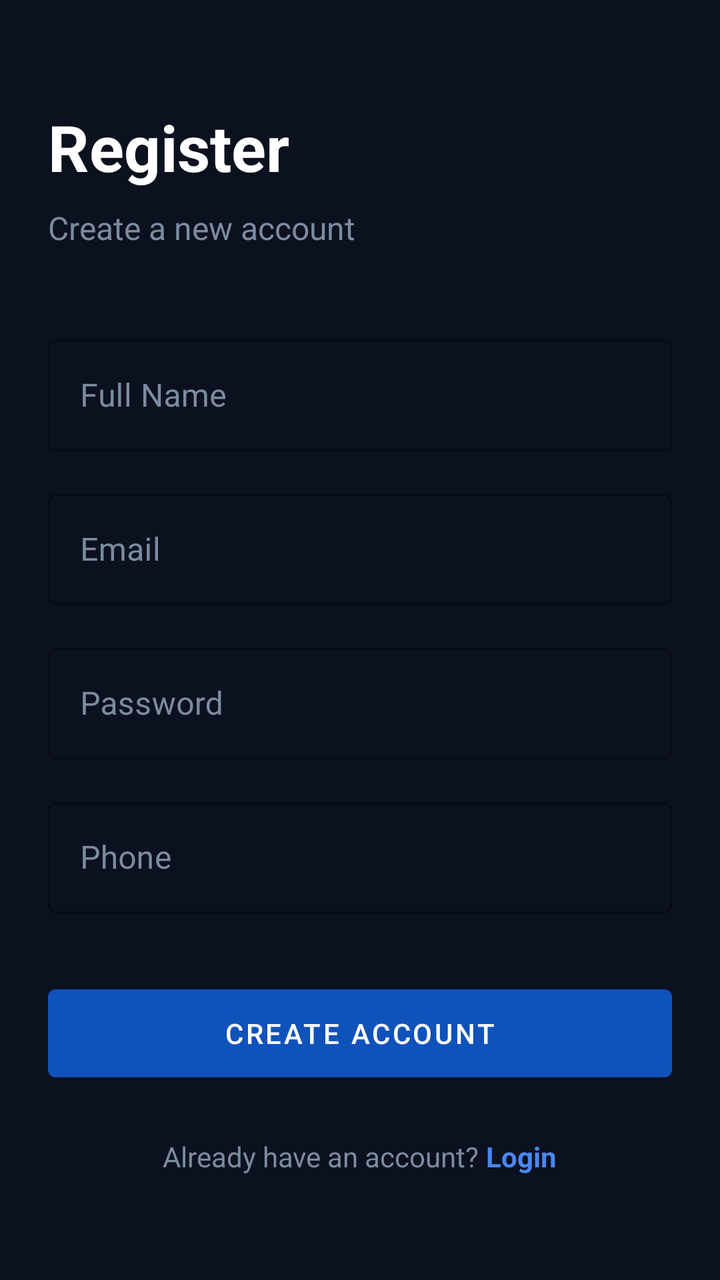
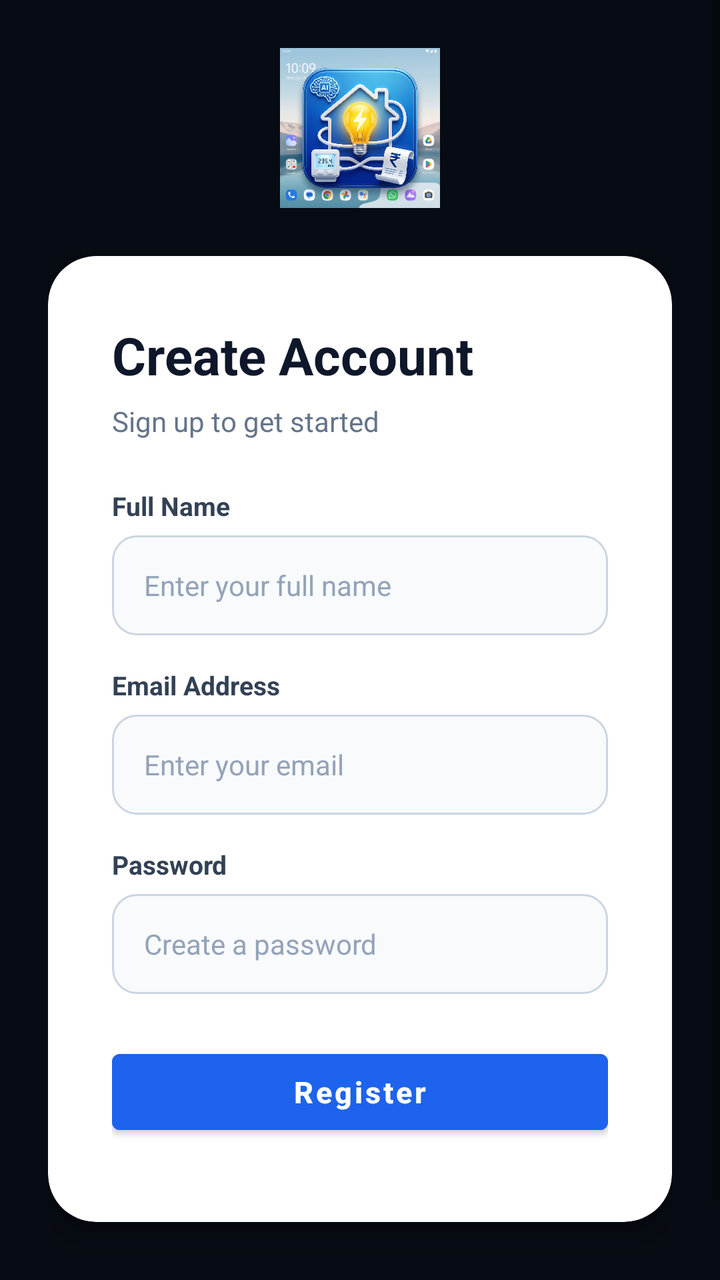

Two renders of the same Android screen: before a commit and after it. Below are the layout's source before the change and the commit's diff.
<!-- AndroidManifest.xml: activity theme Theme.SmartElectricity.NoActionBar -->
<!-- res/layout/activity_register.xml -->
<?xml version="1.0" encoding="utf-8"?>
<LinearLayout xmlns:android="http://schemas.android.com/apk/res/android"
    android:layout_width="match_parent"
    android:layout_height="match_parent"
    android:orientation="vertical"
    android:background="@color/bg_dark"
    android:padding="24dp"
    android:gravity="center_vertical">

    <TextView
        android:layout_width="wrap_content"
        android:layout_height="wrap_content"
        android:text="Register"
        android:textColor="@color/text_white"
        android:textSize="32sp"
        android:textStyle="bold" />

    <TextView
        android:layout_width="wrap_content"
        android:layout_height="wrap_content"
        android:text="Create a new account"
        android:textColor="@color/text_muted"
        android:textSize="16sp"
        android:layout_marginTop="8dp"
        android:layout_marginBottom="40dp" />

    <com.google.android.material.textfield.TextInputLayout
        android:layout_width="match_parent"
        android:layout_height="wrap_content"
        android:hint="Full Name"
        android:textColorHint="@color/text_muted"
        style="@style/Widget.MaterialComponents.TextInputLayout.OutlinedBox"
        android:layout_marginBottom="16dp">

        <com.google.android.material.textfield.TextInputEditText
            android:id="@+id/et_register_name"
            android:layout_width="match_parent"
            android:layout_height="wrap_content"
            android:textColor="@color/text_white"
            android:inputType="textPersonName" />
    </com.google.android.material.textfield.TextInputLayout>

    <com.google.android.material.textfield.TextInputLayout
        android:layout_width="match_parent"
        android:layout_height="wrap_content"
        android:hint="Email"
        android:textColorHint="@color/text_muted"
        style="@style/Widget.MaterialComponents.TextInputLayout.OutlinedBox"
        android:layout_marginBottom="16dp">

        <com.google.android.material.textfield.TextInputEditText
            android:id="@+id/et_register_email"
            android:layout_width="match_parent"
            android:layout_height="wrap_content"
            android:textColor="@color/text_white"
            android:inputType="textEmailAddress" />
    </com.google.android.material.textfield.TextInputLayout>

    <com.google.android.material.textfield.TextInputLayout
        android:layout_width="match_parent"
        android:layout_height="wrap_content"
        android:hint="Password"
        android:textColorHint="@color/text_muted"
        style="@style/Widget.MaterialComponents.TextInputLayout.OutlinedBox"
        android:layout_marginBottom="16dp">

        <com.google.android.material.textfield.TextInputEditText
            android:id="@+id/et_register_password"
            android:layout_width="match_parent"
            android:layout_height="wrap_content"
            android:textColor="@color/text_white"
            android:inputType="textPassword" />
    </com.google.android.material.textfield.TextInputLayout>

    <com.google.android.material.textfield.TextInputLayout
        android:layout_width="match_parent"
        android:layout_height="wrap_content"
        android:hint="Phone"
        android:textColorHint="@color/text_muted"
        style="@style/Widget.MaterialComponents.TextInputLayout.OutlinedBox"
        android:layout_marginBottom="32dp">

        <com.google.android.material.textfield.TextInputEditText
            android:id="@+id/et_register_phone"
            android:layout_width="match_parent"
            android:layout_height="wrap_content"
            android:textColor="@color/text_white"
            android:inputType="phone" />
    </com.google.android.material.textfield.TextInputLayout>

    <Button
        android:id="@+id/btn_register"
        android:layout_width="match_parent"
        android:layout_height="56dp"
        android:text="Create Account"
        android:backgroundTint="@color/primary"
        android:textColor="@color/text_white"
        android:layout_marginBottom="24dp" />

    <LinearLayout
        android:layout_width="wrap_content"
        android:layout_height="wrap_content"
        android:orientation="horizontal"
        android:layout_gravity="center">

        <TextView
            android:layout_width="wrap_content"
            android:layout_height="wrap_content"
            android:text="Already have an account? "
            android:textColor="@color/text_muted" />

        <TextView
            android:id="@+id/tv_login_back"
            android:layout_width="wrap_content"
            android:layout_height="wrap_content"
            android:text="Login"
            android:textColor="@color/primary_light"
            android:textStyle="bold" />
    </LinearLayout>

</LinearLayout>
<!-- resources referenced by this layout -->
<resources>
  <color name="bg_dark">#0B111E</color>
  <color name="primary">#0F52BA</color>
  <color name="primary_light">#4B86F0</color>
  <color name="text_muted">#7C8BA1</color>
  <color name="text_white">#FFFFFF</color>
  <style name="Theme.SmartElectricity.NoActionBar" parent="Theme.MaterialComponents.DayNight.NoActionBar">
          <item name="colorPrimary">@color/primary</item>
          <item name="colorPrimaryVariant">@color/primary_light</item>
          <item name="colorSecondary">@color/accent</item>
          <item name="android:windowBackground">@color/bg_dark</item>
      </style>
  <color name="accent">#00E5FF</color>
</resources>

<!-- the commit's change to res/layout/activity_register.xml (unified diff, before → after) -->
@@ -1,121 +1,148 @@
 <?xml version="1.0" encoding="utf-8"?>
-<LinearLayout xmlns:android="http://schemas.android.com/apk/res/android"
+<ScrollView xmlns:android="http://schemas.android.com/apk/res/android"
+    xmlns:app="http://schemas.android.com/apk/res-auto"
     android:layout_width="match_parent"
     android:layout_height="match_parent"
-    android:orientation="vertical"
-    android:background="@color/bg_dark"
-    android:padding="24dp"
-    android:gravity="center_vertical">
+    android:fillViewport="true"
+    android:background="#070B13">
 
-    <TextView
-        android:layout_width="wrap_content"
-        android:layout_height="wrap_content"
-        android:text="Register"
-        android:textColor="@color/text_white"
-        android:textSize="32sp"
-        android:textStyle="bold" />
-
-    <TextView
-        android:layout_width="wrap_content"
-        android:layout_height="wrap_content"
-        android:text="Create a new account"
-        android:textColor="@color/text_muted"
-        android:textSize="16sp"
-        android:layout_marginTop="8dp"
-        android:layout_marginBottom="40dp" />
-
-    <com.google.android.material.textfield.TextInputLayout
+    <LinearLayout
         android:layout_width="match_parent"
         android:layout_height="wrap_content"
-        android:hint="Full Name"
-        android:textColorHint="@color/text_muted"
-        style="@style/Widget.MaterialComponents.TextInputLayout.OutlinedBox"
-        android:layout_marginBottom="16dp">
+        android:orientation="vertical"
+        android:gravity="center"
+        android:padding="24dp">
 
-        <com.google.android.material.textfield.TextInputEditText
-            android:id="@+id/et_register_name"
+        <ImageView
+            android:layout_width="80dp"
+            android:layout_height="80dp"
+            android:src="@drawable/app_logo"
+            android:layout_marginBottom="24dp" />
+
+        <androidx.cardview.widget.CardView
             android:layout_width="match_parent"
             android:layout_height="wrap_content"
-            android:textColor="@color/text_white"
-            android:inputType="textPersonName" />
-    </com.google.android.material.textfield.TextInputLayout>
+            app:cardCornerRadius="24dp"
+            app:cardBackgroundColor="#FFFFFF"
+            app:cardElevation="8dp"
+            android:layout_marginBottom="16dp">
 
-    <com.google.android.material.textfield.TextInputLayout
-        android:layout_width="match_parent"
-        android:layout_height="wrap_content"
-        android:hint="Email"
-        android:textColorHint="@color/text_muted"
-        style="@style/Widget.MaterialComponents.TextInputLayout.OutlinedBox"
-        android:layout_marginBottom="16dp">
+            <LinearLayout
+                android:layout_width="match_parent"
+                android:layout_height="wrap_content"
+                android:orientation="vertical"
+                android:padding="32dp">
 
-        <com.google.android.material.textfield.TextInputEditText
-            android:id="@+id/et_register_email"
-            android:layout_width="match_parent"
-            android:layout_height="wrap_content"
-            android:textColor="@color/text_white"
-            android:inputType="textEmailAddress" />
-    </com.google.android.material.textfield.TextInputLayout>
+                <TextView
+                    android:layout_width="wrap_content"
+                    android:layout_height="wrap_content"
+                    android:text="Create Account"
+                    android:textColor="#0F172A"
+                    android:textSize="26sp"
+                    android:textStyle="bold"
+                    android:layout_marginBottom="6dp" />
 
-    <com.google.android.material.textfield.TextInputLayout
-        android:layout_width="match_parent"
-        android:layout_height="wrap_content"
-        android:hint="Password"
-        android:textColorHint="@color/text_muted"
-        style="@style/Widget.MaterialComponents.TextInputLayout.OutlinedBox"
-        android:layout_marginBottom="16dp">
+                <TextView
+                    android:layout_width="wrap_content"
+                    android:layout_height="wrap_content"
+                    android:text="Sign up to get started"
+                    android:textColor="#64748B"
+                    android:textSize="14sp"
+                    android:layout_marginBottom="24dp" />
 
-        <com.google.android.material.textfield.TextInputEditText
-            android:id="@+id/et_register_password"
-            android:layout_width="match_parent"
-            android:layout_height="wrap_content"
-            android:textColor="@color/text_white"
-            android:inputType="textPassword" />
-    </com.google.android.material.textfield.TextInputLayout>
+                <TextView
+                    android:layout_width="wrap_content"
+                    android:layout_height="wrap_content"
+                    android:text="Full Name"
+                    android:textColor="#334155"
+                    android:textSize="13sp"
+                    android:textStyle="bold"
+                    android:layout_marginBottom="6dp" />
 
-    <com.google.android.material.textfield.TextInputLayout
-        android:layout_width="match_parent"
-        android:layout_height="wrap_content"
-        android:hint="Phone"
-        android:textColorHint="@color/text_muted"
-        style="@style/Widget.MaterialComponents.TextInputLayout.OutlinedBox"
-        android:layout_marginBottom="32dp">
+                <EditText
+                    android:id="@+id/etRegUsername"
+                    android:layout_width="match_parent"
+                    android:layout_height="50dp"
+                    android:background="@drawable/edittext_web_bg"
+                    android:hint="Enter your full name"
+                    android:textColorHint="#94A3B8"
+                    android:textColor="#0F172A"
+                    android:paddingStart="16dp"
+                    android:paddingEnd="16dp"
+                    android:layout_marginBottom="16dp"
+                    android:inputType="textPersonName"
+                    android:textSize="14sp" />
 
-        <com.google.android.material.textfield.TextInputEditText
-            android:id="@+id/et_register_phone"
-            android:layout_width="match_parent"
-            android:layout_height="wrap_content"
-            android:textColor="@color/text_white"
-            android:inputType="phone" />
-    </com.google.android.material.textfield.TextInputLayout>
+                <TextView
+                    android:layout_width="wrap_content"
+                    android:layout_height="wrap_content"
+                    android:text="Email Address"
+                    android:textColor="#334155"
+                    android:textSize="13sp"
+                    android:textStyle="bold"
+                    android:layout_marginBottom="6dp" />
 
-    <Button
-        android:id="@+id/btn_register"
-        android:layout_width="match_parent"
-        android:layout_height="56dp"
-        android:text="Create Account"
-        android:backgroundTint="@color/primary"
-        android:textColor="@color/text_white"
-        android:layout_marginBottom="24dp" />
+                <EditText
+                    android:id="@+id/etRegEmail"
+                    android:layout_width="match_parent"
+                    android:layout_height="50dp"
+                    android:background="@drawable/edittext_web_bg"
+                    android:hint="Enter your email"
+                    android:textColorHint="#94A3B8"
+                    android:textColor="#0F172A"
+                    android:paddingStart="16dp"
+                    android:paddingEnd="16dp"
+                    android:layout_marginBottom="16dp"
+                    android:inputType="textEmailAddress"
+                    android:textSize="14sp" />
 
-    <LinearLayout
-        android:layout_width="wrap_content"
-        android:layout_height="wrap_content"
-        android:orientation="horizontal"
-        android:layout_gravity="center">
+                <TextView
+                    android:layout_width="wrap_content"
+                    android:layout_height="wrap_content"
+                    android:text="Password"
+                    android:textColor="#334155"
+                    android:textSize="13sp"
+                    android:textStyle="bold"
+                    android:layout_marginBottom="6dp" />
+
+                <EditText
+                    android:id="@+id/etRegPassword"
+                    android:layout_width="match_parent"
+                    android:layout_height="50dp"
+                    android:background="@drawable/edittext_web_bg"
+                    android:hint="Create a password"
+                    android:textColorHint="#94A3B8"
+                    android:textColor="#0F172A"
+                    android:paddingStart="16dp"
+                    android:paddingEnd="16dp"
+                    android:layout_marginBottom="24dp"
+                    android:inputType="textPassword"
+                    android:textSize="14sp" />
+
+                <Button
+                    android:id="@+id/btnRegister"
+                    android:layout_width="match_parent"
+                    android:layout_height="50dp"
+                    android:text="Register"
+                    android:textAllCaps="false"
+                    android:backgroundTint="#1D63ED"
+                    android:textColor="#FFFFFF"
+                    android:textSize="15sp"
+                    android:textStyle="bold"
+                    android:layout_marginBottom="8dp" />
+
+            </LinearLayout>
+        </androidx.cardview.widget.CardView>
 
         <TextView
+            android:id="@+id/tvLogin"
             android:layout_width="wrap_content"
             android:layout_height="wrap_content"
-            android:text="Already have an account? "
-            android:textColor="@color/text_muted" />
+            android:text="Already have an account? Login"
+            android:textColor="#1D63ED"
+            android:textSize="14sp"
+            android:layout_marginTop="12dp"
+            android:textStyle="bold" />
 
-        <TextView
-            android:id="@+id/tv_login_back"
-            android:layout_width="wrap_content"
-            android:layout_height="wrap_content"
-            android:text="Login"
-            android:textColor="@color/primary_light"
-            android:textStyle="bold" />
     </LinearLayout>
-
-</LinearLayout>
+</ScrollView>
<!-- resource entries referenced after the edit -->
@@ -1,10 +1,18 @@
 <!-- resources referenced by this layout -->
 <resources>
+  <!-- drawable app_logo: jpg bitmap (drawable, 616351 bytes) -->
+  <!-- drawable edittext_web_bg (drawable) -->
+  <?xml version="1.0" encoding="utf-8"?>
+  <shape xmlns:android="http://schemas.android.com/apk/res/android">
+      <solid android:color="#F8FAFC" />
+      <corners android:radius="12dp" />
+      <stroke
+          android:width="1dp"
+          android:color="#CBD5E1" />
+  </shape>
   <color name="bg_dark">#0B111E</color>
   <color name="primary">#0F52BA</color>
   <color name="primary_light">#4B86F0</color>
-  <color name="text_muted">#7C8BA1</color>
-  <color name="text_white">#FFFFFF</color>
   <style name="Theme.SmartElectricity.NoActionBar" parent="Theme.MaterialComponents.DayNight.NoActionBar">
           <item name="colorPrimary">@color/primary</item>
           <item name="colorPrimaryVariant">@color/primary_light</item>
